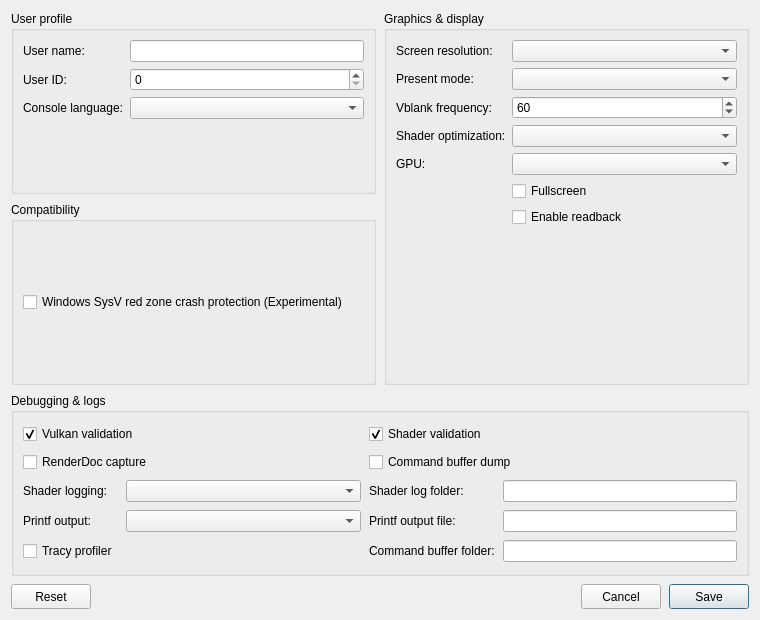
Above: src/launcher/forms/configuration_edit_dialog.ui from Ekt0re/KytyPS5 before the change. Below: the same form after it.
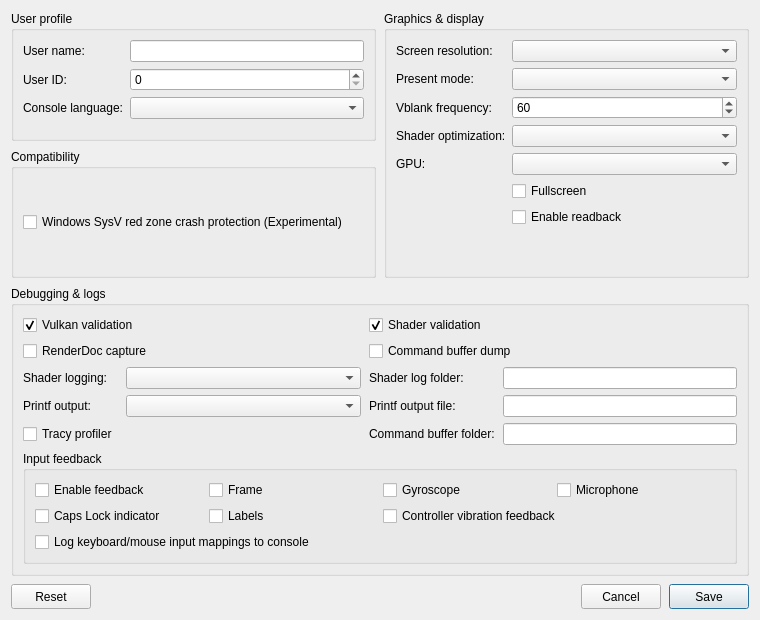
That is the form after the change. Custom widgets are drawn as their Qt base class.

What changed in the file:
```diff
--- a/src/launcher/forms/configuration_edit_dialog.ui
+++ b/src/launcher/forms/configuration_edit_dialog.ui
@@ -245,6 +245,21 @@
           <property name="clearButtonEnabled"><bool>true</bool></property>
          </widget>
         </item>
+        <item row="5" column="0" colspan="4">
+         <widget class="QGroupBox" name="input_feedback_group">
+          <property name="title"><string>Input feedback</string></property>
+          <layout class="QGridLayout" name="inputFeedbackLayout">
+           <item row="0" column="0"><widget class="QCheckBox" name="checkBox_input_feedback"><property name="text"><string>Enable feedback</string></property><property name="toolTip"><string>Show temporary input diagnostics around the game</string></property></widget></item>
+           <item row="0" column="1"><widget class="QCheckBox" name="checkBox_input_feedback_frame"><property name="text"><string>Frame</string></property></widget></item>
+           <item row="0" column="2"><widget class="QCheckBox" name="checkBox_input_feedback_gyro"><property name="text"><string>Gyroscope</string></property></widget></item>
+           <item row="0" column="3"><widget class="QCheckBox" name="checkBox_input_feedback_microphone"><property name="text"><string>Microphone</string></property></widget></item>
+           <item row="1" column="0"><widget class="QCheckBox" name="checkBox_input_feedback_lock"><property name="text"><string>Caps Lock indicator</string></property></widget></item>
+           <item row="1" column="1"><widget class="QCheckBox" name="checkBox_input_feedback_labels"><property name="text"><string>Labels</string></property><property name="toolTip"><string>Show L2/R2/MIC percentage labels on the overlay</string></property></widget></item>
+           <item row="1" column="2" colspan="2"><widget class="QCheckBox" name="checkBox_input_feedback_vibration"><property name="text"><string>Controller vibration feedback</string></property><property name="toolTip"><string>Use vibration for supported physical controllers</string></property></widget></item>
+           <item row="2" column="0" colspan="4"><widget class="QCheckBox" name="checkBox_input_debug_log"><property name="text"><string>Log keyboard/mouse input mappings to console</string></property><property name="toolTip"><string>Print each key/mouse event and how it maps to DualSense inputs (only when input is received)</string></property></widget></item>
+          </layout>
+         </widget>
+        </item>
        </layout>
       </widget>
      </item>
```
